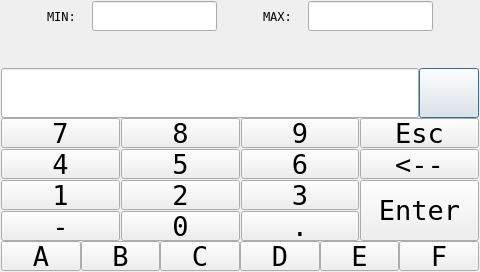
First picture: the form in qt_library/ATCMinputdialog/numpad.ui, repository MECTsrl/mect_plugins, before the edit.
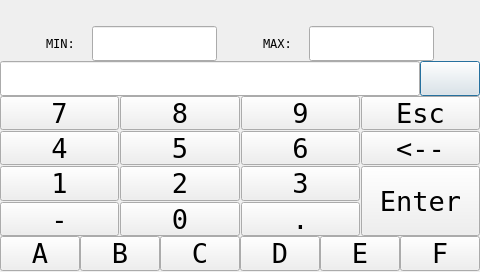
Second picture: the form after the edit.

Commit message: Added setPrompt to alphanumpad and layout review

What changed in the file:
```diff
--- a/qt_library/ATCMinputdialog/numpad.ui
+++ b/qt_library/ATCMinputdialog/numpad.ui
@@ -27,13 +27,56 @@
   <property name="styleSheet">
    <string notr="true"/>
   </property>
-  <layout class="QVBoxLayout" name="verticalLayout" stretch="0,0,1,0,3,1">
+  <layout class="QVBoxLayout" name="verticalLayout" stretch="0,0,1,1,4,1,0">
    <property name="spacing">
     <number>0</number>
    </property>
    <property name="margin">
-    <number>1</number>
+    <number>0</number>
    </property>
+   <item>
+    <spacer name="verticalSpacer_2">
+     <property name="orientation">
+      <enum>Qt::Vertical</enum>
+     </property>
+     <property name="sizeType">
+      <enum>QSizePolicy::MinimumExpanding</enum>
+     </property>
+     <property name="sizeHint" stdset="0">
+      <size>
+       <width>20</width>
+       <height>1</height>
+      </size>
+     </property>
+    </spacer>
+   </item>
+   <item>
+    <widget class="QLabel" name="labelPrompt">
+     <property name="minimumSize">
+      <size>
+       <width>210</width>
+       <height>25</height>
+      </size>
+     </property>
+     <property name="maximumSize">
+      <size>
+       <width>16777215</width>
+       <height>40</height>
+      </size>
+     </property>
+     <property name="font">
+      <font>
+       <pointsize>11</pointsize>
+      </font>
+     </property>
+     <property name="text">
+      <string notr="true"/>
+     </property>
+     <property name="alignment">
+      <set>Qt::AlignCenter</set>
+     </property>
+    </widget>
+   </item>
    <item>
     <layout class="QHBoxLayout" name="horizontalLayout">
      <item>
@@ -218,49 +261,6 @@
      </item>
     </layout>
    </item>
-   <item>
-    <widget class="QLabel" name="labelPrompt">
-     <property name="minimumSize">
-      <size>
-       <width>0</width>
-       <height>25</height>
-      </size>
-     </property>
-     <property name="maximumSize">
-      <size>
-       <width>16777215</width>
-       <height>40</height>
-      </size>
-     </property>
-     <property name="font">
-      <font>
-       <pointsize>11</pointsize>
-      </font>
-     </property>
-     <property name="text">
-      <string/>
-     </property>
-     <property name="alignment">
-      <set>Qt::AlignCenter</set>
-     </property>
-    </widget>
-   </item>
-   <item>
-    <spacer name="verticalSpacer_2">
-     <property name="orientation">
-      <enum>Qt::Vertical</enum>
-     </property>
-     <property name="sizeType">
-      <enum>QSizePolicy::MinimumExpanding</enum>
-     </property>
-     <property name="sizeHint" stdset="0">
-      <size>
-       <width>20</width>
-       <height>3</height>
-      </size>
-     </property>
-    </spacer>
-   </item>
    <item>
     <layout class="QHBoxLayout" name="horizontalLayout_3">
      <item>
@@ -274,7 +274,7 @@
        <property name="minimumSize">
         <size>
          <width>210</width>
-         <height>50</height>
+         <height>30</height>
         </size>
        </property>
        <property name="maximumSize">
@@ -316,7 +316,7 @@
        <property name="minimumSize">
         <size>
          <width>50</width>
-         <height>50</height>
+         <height>30</height>
         </size>
        </property>
        <property name="maximumSize">
@@ -1216,6 +1216,22 @@
      </item>
     </layout>
    </item>
+   <item>
+    <spacer name="verticalSpacer_3">
+     <property name="orientation">
+      <enum>Qt::Vertical</enum>
+     </property>
+     <property name="sizeType">
+      <enum>QSizePolicy::MinimumExpanding</enum>
+     </property>
+     <property name="sizeHint" stdset="0">
+      <size>
+       <width>17</width>
+       <height>1</height>
+      </size>
+     </property>
+    </spacer>
+   </item>
   </layout>
  </widget>
  <resources/>
```
Left out of the diff: 8 changed lines with no effect on the pictures. The commit also changes 5 other files.
